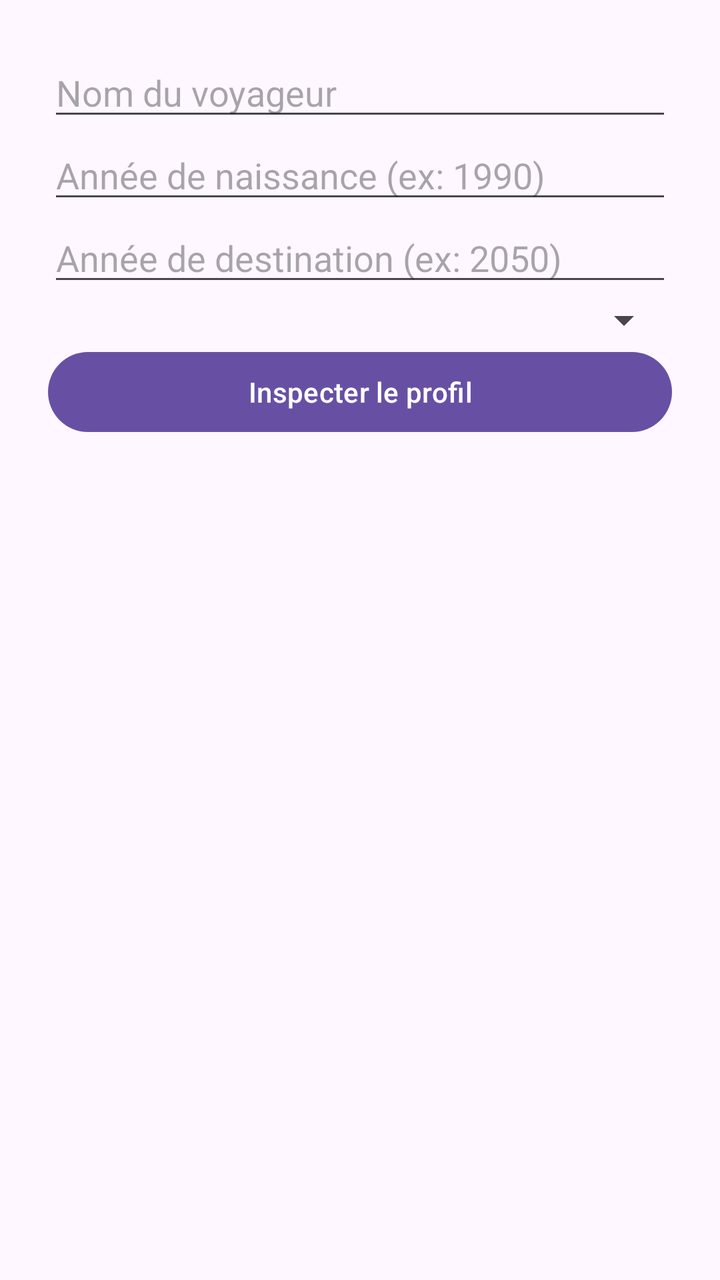
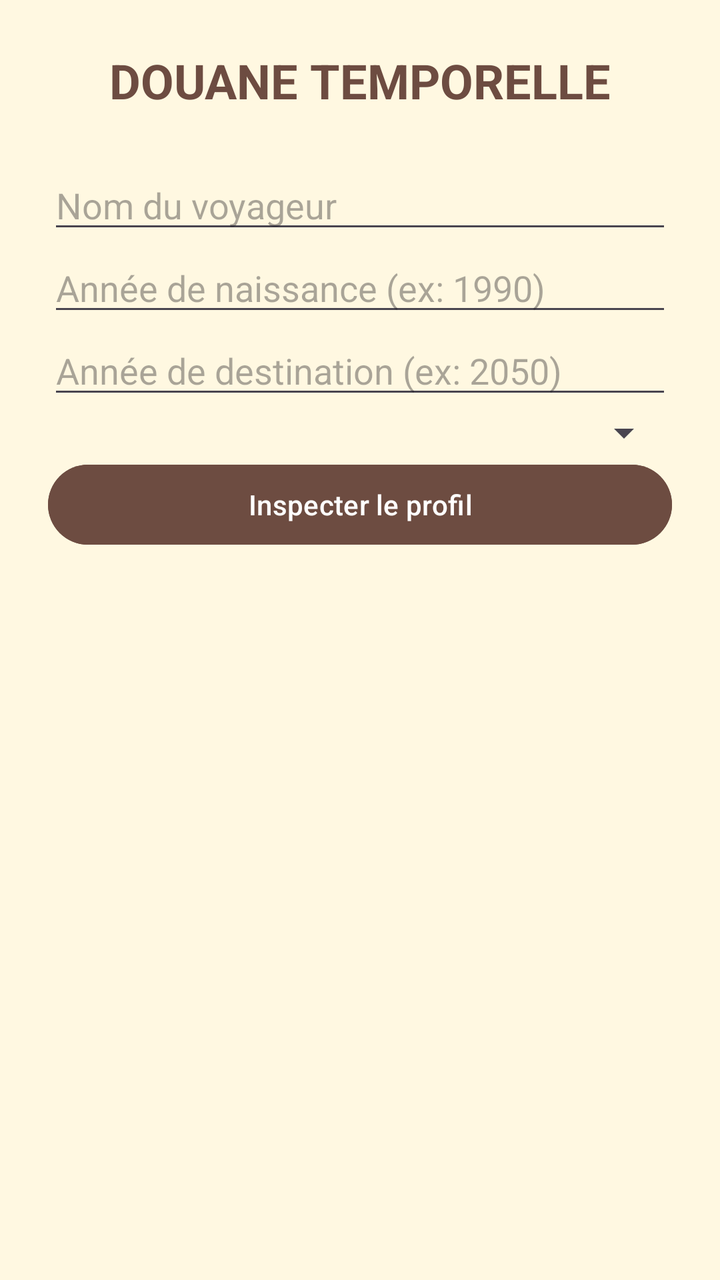

The first picture is an Android layout as it rendered before a commit; the second is the same layout after the commit. The layout source and the unified diff follow.
<!-- AndroidManifest.xml: application theme Theme.DouaneTempo -->
<!-- res/layout/activity_main.xml -->
<?xml version="1.0" encoding="utf-8"?>
<LinearLayout xmlns:android="http://schemas.android.com/apk/res/android"
    android:layout_width="match_parent"
    android:layout_height="match_parent"
    android:orientation="vertical"
    android:padding="24dp">

    <EditText
        android:id="@+id/et_nom_kh"
        android:layout_width="match_parent"
        android:layout_height="wrap_content"
        android:hint="Nom du voyageur" />

    <EditText
        android:id="@+id/et_naissance_kh"
        android:layout_width="match_parent"
        android:layout_height="wrap_content"
        android:hint="Année de naissance (ex: 1990)"
        android:inputType="number" />

    <EditText
        android:id="@+id/et_destination_kh"
        android:layout_width="match_parent"
        android:layout_height="wrap_content"
        android:hint="Année de destination (ex: 2050)"
        android:inputType="number" />

    <Spinner
        android:id="@+id/sp_motif_kh"
        android:layout_width="match_parent"
        android:layout_height="wrap_content" />

    <Button
        android:id="@+id/btn_inspecter_kh"
        android:layout_width="match_parent"
        android:layout_height="wrap_content"
        android:text="Inspecter le profil" />
</LinearLayout>
<!-- resources referenced by this layout -->
<resources>
  <style name="Theme.DouaneTempo" parent="Base.Theme.DouaneTempo" />
  <style name="Base.Theme.DouaneTempo" parent="Theme.Material3.DayNight.NoActionBar">
          
          
      </style>
</resources>

<!-- the commit's change to res/layout/activity_main.xml (unified diff, before → after) -->
@@ -1,10 +1,20 @@
 <?xml version="1.0" encoding="utf-8"?>
 <LinearLayout xmlns:android="http://schemas.android.com/apk/res/android"
+    android:background="#FFF8E1"
     android:layout_width="match_parent"
     android:layout_height="match_parent"
     android:orientation="vertical"
     android:padding="24dp">
-
+    <TextView
+        android:id="@+id/tv_titre_main_kh"
+        android:layout_width="match_parent"
+        android:layout_height="wrap_content"
+        android:text="DOUANE TEMPORELLE"
+        android:textSize="24sp"
+        android:textStyle="bold"
+        android:gravity="center"
+        android:textColor="#6D4C41"
+        android:layout_marginBottom="24dp" />
     <EditText
         android:id="@+id/et_nom_kh"
         android:layout_width="match_parent"
@@ -31,6 +41,7 @@
         android:layout_height="wrap_content" />
 
     <Button
+        android:backgroundTint="#6D4C41"
         android:id="@+id/btn_inspecter_kh"
         android:layout_width="match_parent"
         android:layout_height="wrap_content"
